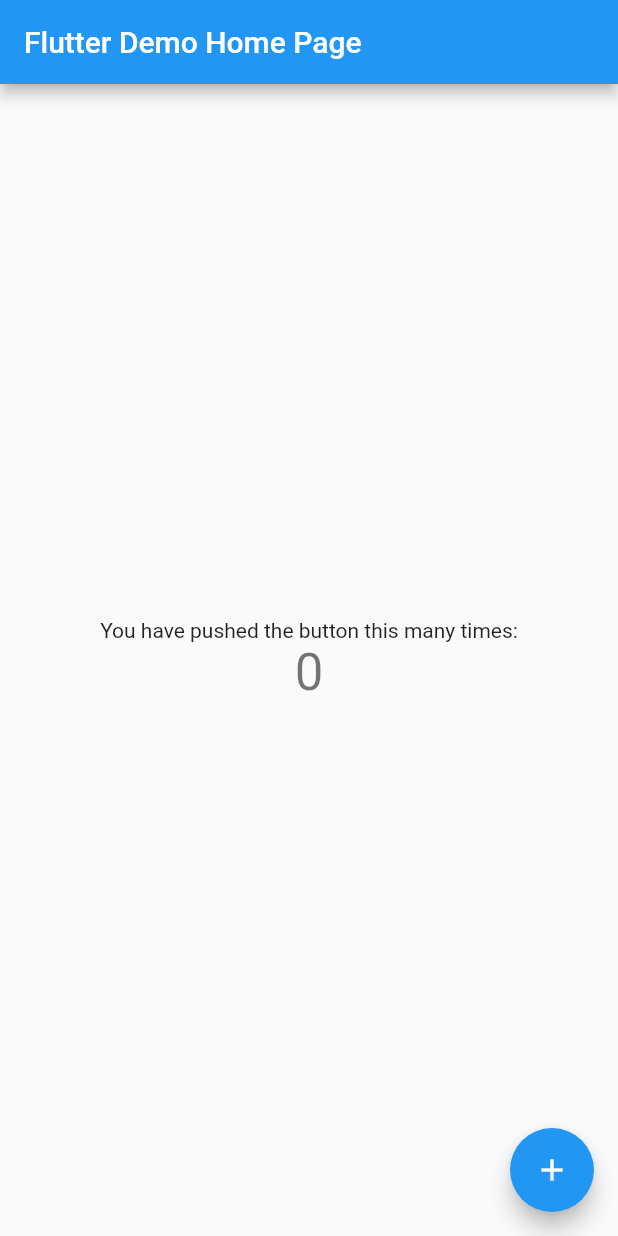
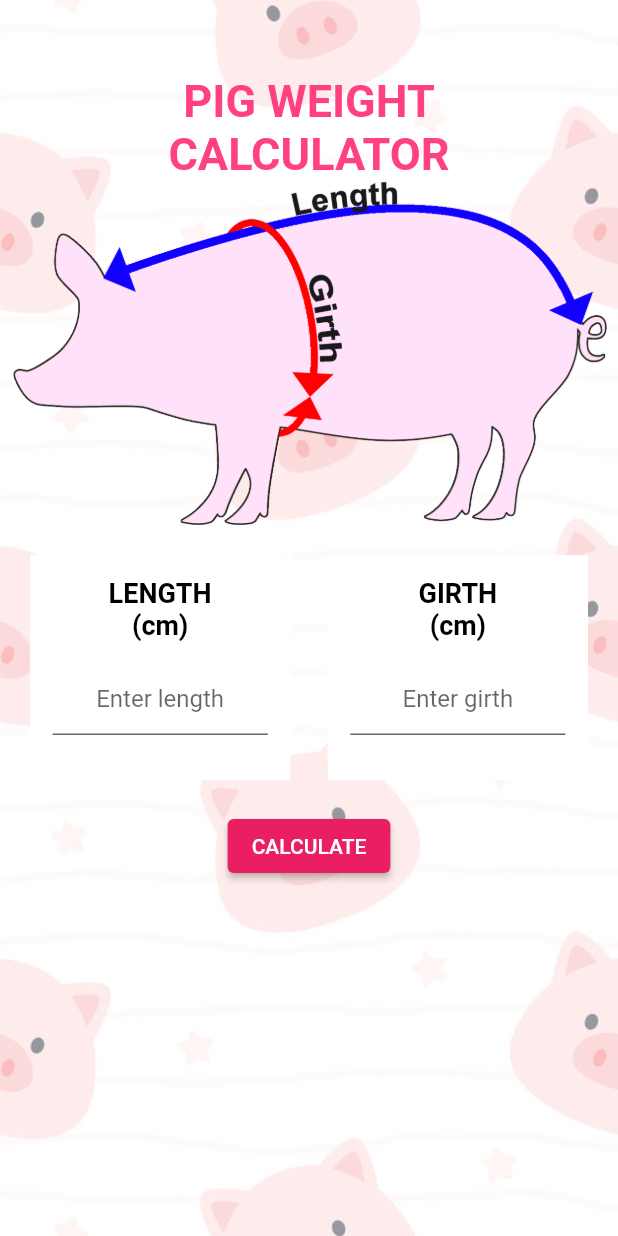
Before and after one commit to vvanvvan/midterm_07610645, a Flutter app: the screen it shows after launch, on a phone screen of 412 x 824 dp. Run offline on Flutter 3.47's test engine with Material 2 defaults, Android fonts, the phone set to English and light mode, and no system bars.

Commit message:
Initial Commit

```diff
--- a/lib/main.dart
+++ b/lib/main.dart
@@ -1,4 +1,6 @@
+import 'package:flutter/cupertino.dart';
 import 'package:flutter/material.dart';
+////import 'game.dart';
 
 void main() {
   runApp(const MyApp());
@@ -7,109 +9,186 @@
 class MyApp extends StatelessWidget {
   const MyApp({Key? key}) : super(key: key);
 
-  // This widget is the root of your application.
   @override
   Widget build(BuildContext context) {
     return MaterialApp(
       title: 'Flutter Demo',
-      theme: ThemeData(
-        // This is the theme of your application.
-        //
-        // Try running your application with "flutter run". You'll see the
-        // application has a blue toolbar. Then, without quitting the app, try
-        // changing the primarySwatch below to Colors.green and then invoke
-        // "hot reload" (press "r" in the console where you ran "flutter run",
-        // or simply save your changes to "hot reload" in a Flutter IDE).
-        // Notice that the counter didn't reset back to zero; the application
-        // is not restarted.
-        primarySwatch: Colors.blue,
-      ),
-      home: const MyHomePage(title: 'Flutter Demo Home Page'),
+      theme: ThemeData(),
+      home: HomePage(),
     );
   }
 }
 
-class MyHomePage extends StatefulWidget {
-  const MyHomePage({Key? key, required this.title}) : super(key: key);
+class HomePage extends StatelessWidget {
+  HomePage({Key? key}) : super(key: key);
 
-  // This widget is the home page of your application. It is stateful, meaning
-  // that it has a State object (defined below) that contains fields that affect
-  // how it looks.
+  final _controller =
+      TextEditingController(); //or TextEditingController _controller = TextEditingController().  var _controller = TextEditingController();
 
-  // This class is the configuration for the state. It holds the values (in this
-  // case the title) provided by the parent (in this case the App widget) and
-  // used by the build method of the State. Fields in a Widget subclass are
-  // always marked "final".
-
-  final String title;
-
-  @override
-  State<MyHomePage> createState() => _MyHomePageState();
-}
-
-class _MyHomePageState extends State<MyHomePage> {
-  int _counter = 0;
-
-  void _incrementCounter() {
-    setState(() {
-      // This call to setState tells the Flutter framework that something has
-      // changed in this State, which causes it to rerun the build method below
-      // so that the display can reflect the updated values. If we changed
-      // _counter without calling setState(), then the build method would not be
-      // called again, and so nothing would appear to happen.
-      _counter++;
-    });
-  }
 
   @override
   Widget build(BuildContext context) {
-    // This method is rerun every time setState is called, for instance as done
-    // by the _incrementCounter method above.
-    //
-    // The Flutter framework has been optimized to make rerunning build methods
-    // fast, so that you can just rebuild anything that needs updating rather
-    // than having to individually change instances of widgets.
     return Scaffold(
-      appBar: AppBar(
-        // Here we take the value from the MyHomePage object that was created by
-        // the App.build method, and use it to set our appbar title.
-        title: Text(widget.title),
-      ),
-      body: Center(
-        // Center is a layout widget. It takes a single child and positions it
-        // in the middle of the parent.
-        child: Column(
-          // Column is also a layout widget. It takes a list of children and
-          // arranges them vertically. By default, it sizes itself to fit its
-          // children horizontally, and tries to be as tall as its parent.
-          //
-          // Invoke "debug painting" (press "p" in the console, choose the
-          // "Toggle Debug Paint" action from the Flutter Inspector in Android
-          // Studio, or the "Toggle Debug Paint" command in Visual Studio Code)
-          // to see the wireframe for each widget.
-          //
-          // Column has various properties to control how it sizes itself and
-          // how it positions its children. Here we use mainAxisAlignment to
-          // center the children vertically; the main axis here is the vertical
-          // axis because Columns are vertical (the cross axis would be
-          // horizontal).
-          mainAxisAlignment: MainAxisAlignment.center,
-          children: <Widget>[
-            const Text(
-              'You have pushed the button this many times:',
+      body: Container(
+        ////padding: const EdgeInsets.symmetric(vertical: 20.0, horizontal: 20.0),
+        child: Container(
+          constraints: BoxConstraints.expand(),
+          decoration: BoxDecoration(
+            image: DecorationImage(
+              image: AssetImage('assets/images/bg.jpg'),
+              fit: BoxFit.cover,
             ),
-            Text(
-              '$_counter',
-              style: Theme.of(context).textTheme.headline4,
+          ),
+          alignment: Alignment.center,
+          child: Expanded(
+            child: Container(
+              child: Padding(
+                padding: const EdgeInsets.only(top: 50.0, bottom: 20),
+                child: Column(
+
+                  children: [
+
+                    Row(
+                      crossAxisAlignment: CrossAxisAlignment.center,
+                      mainAxisAlignment: MainAxisAlignment.center,
+                      children: [
+                        Column(
+                          children: [
+                            Text(
+                              'PIG WEIGHT',
+                              style: TextStyle(
+                                fontSize: 30.0,
+                                color: Colors.pinkAccent,
+                                fontWeight: FontWeight.bold,
+                              ),
+                            ),
+                            Text(
+                              'CALCULATOR',
+                              style: TextStyle(
+                                fontSize: 30.0,
+                                color: Colors.pinkAccent,
+                                fontWeight: FontWeight.bold,
+                              ),
+                            ),
+                            Image.asset('assets/images/pig.png', width: 400.0),
+                          ],
+                        ),
+                      ],
+                    ),
+                    Column(
+                      children: [
+                        Padding(
+                          padding: const EdgeInsets.all(20),
+                          child: Row(children: [
+                            Expanded(
+                              //flex: 2,
+                              child: Container(
+
+                                  ////alignment: Alignment.centerLeft,
+                                  color: Colors.white,
+                                  height: 150,
+
+                                  ///width: 10,
+                                  child: Column(
+                                      mainAxisAlignment: MainAxisAlignment.center,
+                                      children: [
+                                        Text(
+                                          'LENGTH',
+                                          style: TextStyle(
+                                            fontSize: 18.0,
+                                            color: Colors.black,
+                                            fontWeight: FontWeight.bold,
+                                          ),
+                                        ),
+                                        Text(
+                                          '(cm)',
+                                          style: TextStyle(
+                                            fontSize: 18.0,
+                                            color: Colors.black,
+                                            fontWeight: FontWeight.bold,
+                                          ),
+                                        ),
+                                        Padding(
+                                          padding: const EdgeInsets.all(15.0),
+                                          child: TextField(
+                                            textAlign: TextAlign.center,
+                                            controller: _controller,
+                                            decoration: InputDecoration(
+                                              filled: true,
+                                              fillColor:
+                                                  Colors.white.withOpacity(0.7),
+                                              ////border: OutlineInputBorder(),
+                                              hintText: 'Enter length',
+                                            ),
+                                          ),
+                                        )
+                                      ])),
+                            ),
+                            Container(
+                              ////color: Colors.blue,
+                              height: 100,
+                              width: 25,
+                            ),
+                            Expanded(
+                              child: Container(
+
+                                  color: Colors.white,
+                                  height: 150,
+                                  child: Column(
+                                      mainAxisAlignment: MainAxisAlignment.center,
+                                      children: [
+                                        Text(
+                                          'GIRTH',
+                                          style: TextStyle(
+                                            fontSize: 18.0,
+                                            color: Colors.black,
+                                            fontWeight: FontWeight.bold,
+                                          ),
+                                        ),
+                                        Text(
+                                          '(cm)',
+                                          style: TextStyle(
+                                            fontSize: 18.0,
+                                            color: Colors.black,
+                                            fontWeight: FontWeight.bold,
+                                          ),
+                                        ),
+                                        Padding(
+                                          padding: const EdgeInsets.all(15.0),
+                                          child: TextField(
+                                            textAlign: TextAlign.center,
+                                            controller: _controller,
+                                            decoration: InputDecoration(
+                                              filled: true,
+                                              fillColor:
+                                                  Colors.white.withOpacity(0.7),
+                                              ////border: OutlineInputBorder(),
+                                              hintText: 'Enter girth',
+                                            ),
+                                          ),
+                                        )
+                                      ])),
+                            ),
+                          ]),
+                        ),
+                        ElevatedButton(
+                          child: Text('CALCULATE'),
+                          onPressed: () {},
+                          style: ElevatedButton.styleFrom(
+                            primary: Colors.pink,
+                          ),
+
+                        ),],
+                    )
+                  ],
+
+                ),
+              ),
+
             ),
-          ],
+          ),
         ),
       ),
-      floatingActionButton: FloatingActionButton(
-        onPressed: _incrementCounter,
-        tooltip: 'Increment',
-        child: const Icon(Icons.add),
-      ), // This trailing comma makes auto-formatting nicer for build methods.
     );
   }
 }
--- /dev/null
+++ b/lib/pig.dart
@@ -0,0 +1,13 @@
+// ignore_for_file: avoid_print
+import 'main.dart';
+
+int? pigWeight(var girth, var length){
+ var gi = girth;
+ var le = length;
+ var weight = girth * girth * length * 69.3;
+
+ var total = weight;
+ return total;
+
+
+}
--- a/pubspec.yaml
+++ b/pubspec.yaml
@@ -58,8 +58,8 @@
   uses-material-design: true
 
   # To add assets to your application, add an assets section, like this:
-  # assets:
-  #   - images/a_dot_burr.jpeg
+  assets:
+    - assets/images/
   #   - images/a_dot_ham.jpeg
 
   # An image asset can refer to one or more resolution-specific "variants", see
```
Also changed, not shown: assets/images/bg.jpg (added), assets/images/ic_pig.png (added), assets/images/pig.png (added).
